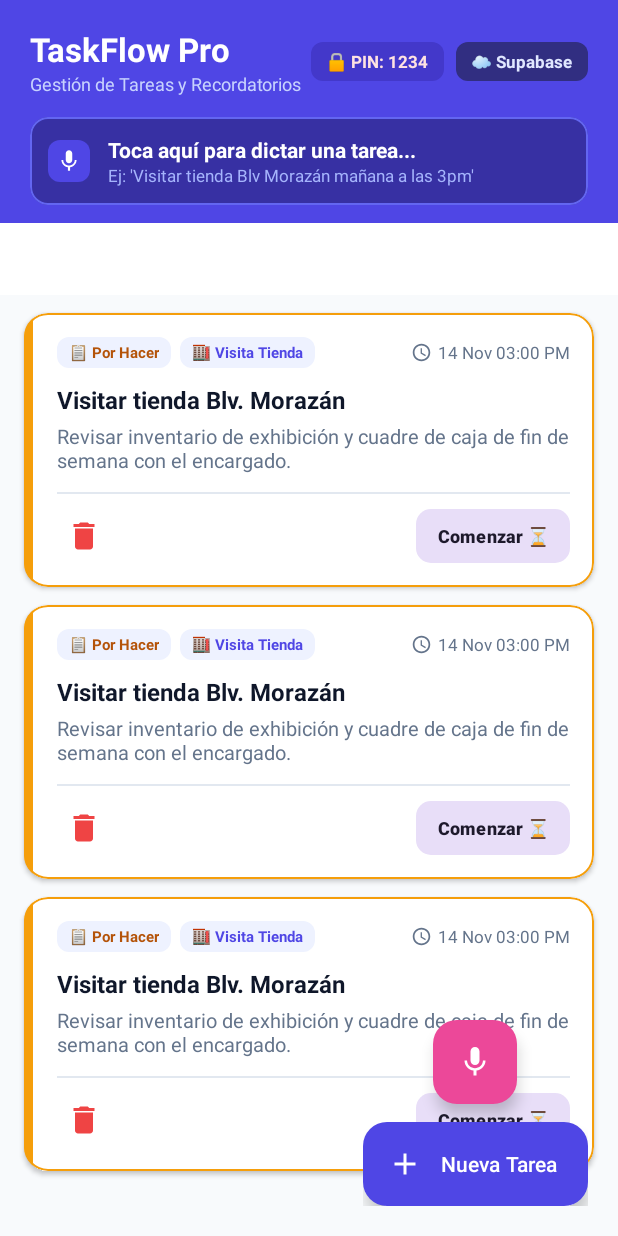
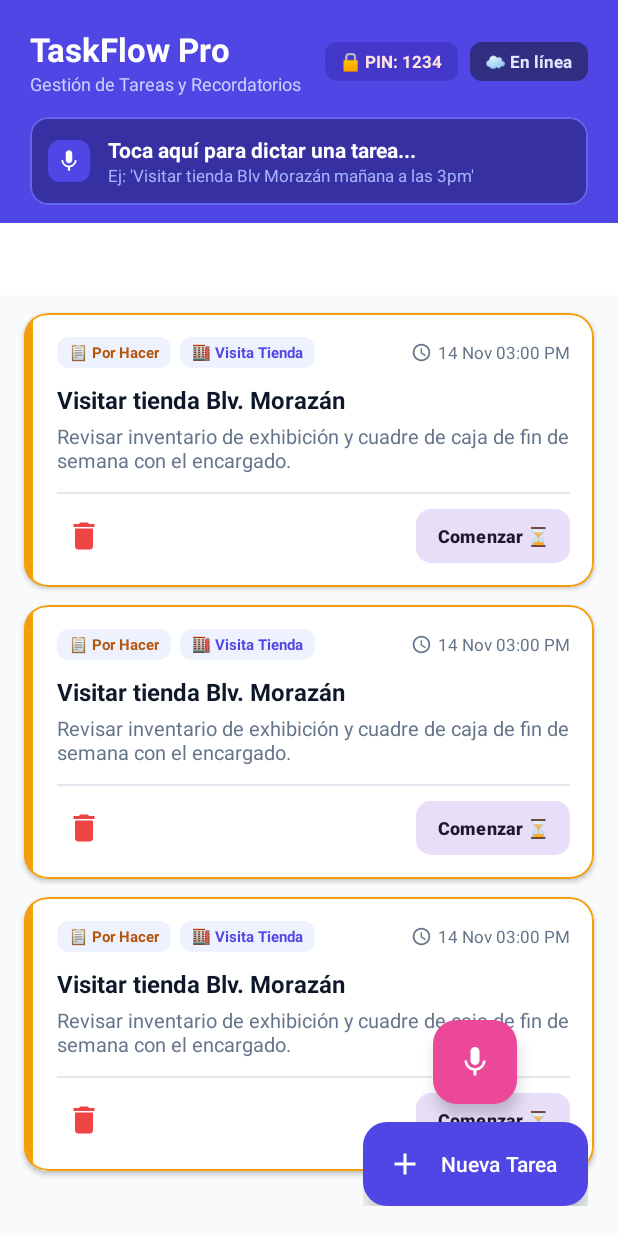
Before and after one commit to pedropalo2005-art/taskflow-android, an Android app: the layout activity_main.xml on its own in the app's theme, with its tools: preview values and no code run, on a phone screen of 412 x 824 dp. Run offline under Robolectric (Android 15) with nearby library versions, the phone set to English and light mode, and no system bars.

Commit message:
ui: replace backend brand with En linea status in Android app

```diff
--- a/app/src/main/java/com/pedropalo/taskflow/MainActivity.kt
+++ b/app/src/main/java/com/pedropalo/taskflow/MainActivity.kt
@@ -216,7 +216,7 @@ class MainActivity : AppCompatActivity() {
             binding.swipeRefresh.isRefreshing = false
 
             result.onSuccess { remoteTasks ->
-                binding.tvSyncStatus.text = "☁️ Supabase Conectado"
+                binding.tvSyncStatus.text = "☁️ En línea"
                 allTasks.clear()
                 allTasks.addAll(remoteTasks)
                 localManager.saveLocalTasks(remoteTasks, currentPin)
--- a/app/src/main/res/layout/activity_main.xml
+++ b/app/src/main/res/layout/activity_main.xml
@@ -75,7 +75,7 @@
                     android:backgroundTint="#312E81"
                     android:paddingHorizontal="10dp"
                     android:paddingVertical="5dp"
-                    android:text="☁️ Supabase"
+                    android:text="☁️ En línea"
                     android:textColor="#E0E7FF"
                     android:textSize="11sp"
                     android:textStyle="bold" />
```
